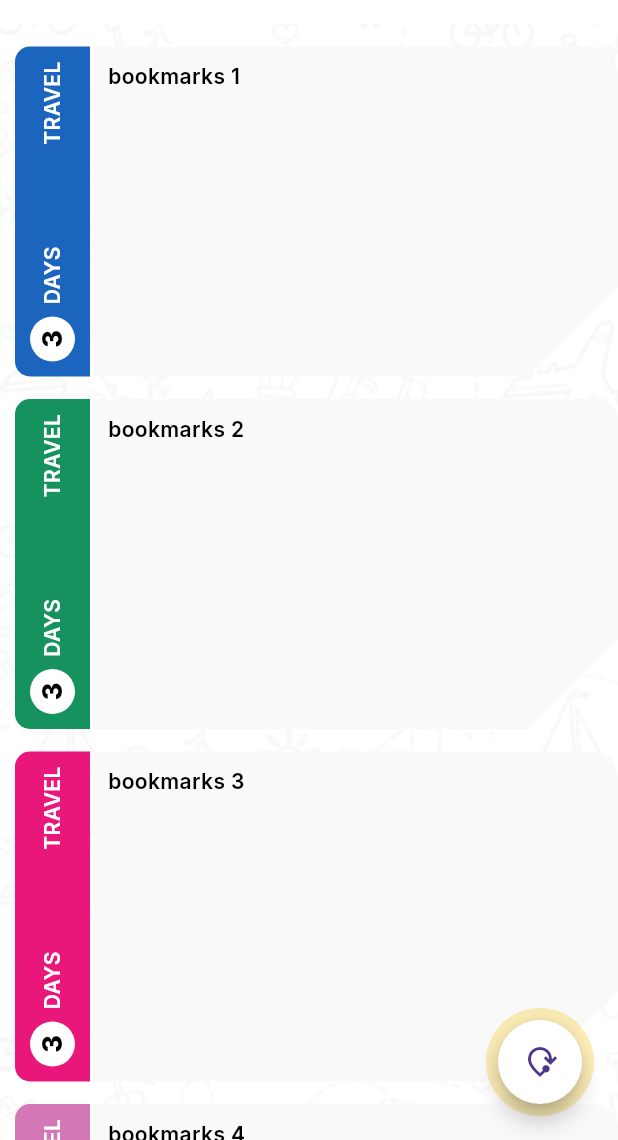
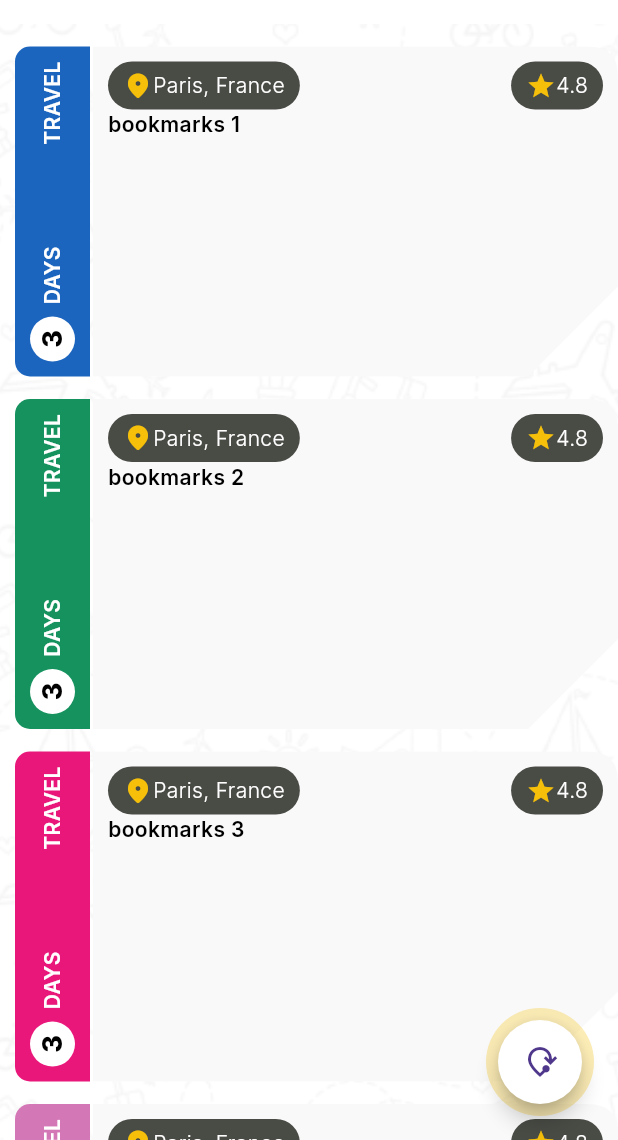
Before and after one commit to kwakyebrilliant/VoyageAI, a Flutter app: the screen it shows after launch, on a phone screen of 412 x 824 dp, the part 96-1236 px from its top. Run offline on Flutter 3.47's test engine with Material 3 defaults, Android fonts, the phone set to English and light mode, and no system bars; our stand-ins replace google_fonts.

Commit message:
bookmark updates

```diff
--- a/lib/components/bookmark.dart
+++ b/lib/components/bookmark.dart
@@ -117,6 +117,69 @@ class _BookmarkState extends State<Bookmark> {
                     child: Column(
                       crossAxisAlignment: CrossAxisAlignment.start,
                       children: [
+                        Row(
+                          mainAxisAlignment: MainAxisAlignment.spaceBetween,
+                          children: [
+                            Container(
+                              padding: const EdgeInsets.symmetric(
+                                vertical: 6.0,
+                                horizontal: 10.0,
+                              ),
+                              decoration: BoxDecoration(
+                                color: const Color(0xFF494B45),
+                                borderRadius: BorderRadius.circular(20.0),
+                              ),
+                              child: Row(
+                                mainAxisAlignment:
+                                    MainAxisAlignment.spaceBetween,
+                                children: [
+                                  const Icon(
+                                    Icons.location_on_rounded,
+                                    color: Color(0xFFF6C00A),
+                                    size: 20.0,
+                                  ),
+                                  Text(
+                                    'Paris, France',
+                                    style: GoogleFonts.inter(
+                                      color: const Color(0xFFFFFFFF),
+                                      fontWeight: FontWeight.w300,
+                                      fontSize: 14.0,
+                                    ),
+                                  ),
+                                ],
+                              ),
+                            ),
+                            Container(
+                              padding: const EdgeInsets.symmetric(
+                                vertical: 6.0,
+                                horizontal: 10.0,
+                              ),
+                              decoration: BoxDecoration(
+                                color: const Color(0xFF494B45),
+                                borderRadius: BorderRadius.circular(20.0),
+                              ),
+                              child: Row(
+                                mainAxisAlignment:
+                                    MainAxisAlignment.spaceBetween,
+                                children: [
+                                  const Icon(
+                                    Icons.star,
+                                    color: Color(0xFFF6C00A),
+                                    size: 20.0,
+                                  ),
+                                  Text(
+                                    '4.8',
+                                    style: GoogleFonts.inter(
+                                      color: const Color(0xFFFFFFFF),
+                                      fontWeight: FontWeight.w300,
+                                      fontSize: 14.0,
+                                    ),
+                                  ),
+                                ],
+                              ),
+                            ),
+                          ],
+                        ),
                         Text(
                           widget.bookmarks[index],
                           style: GoogleFonts.inter(
```
